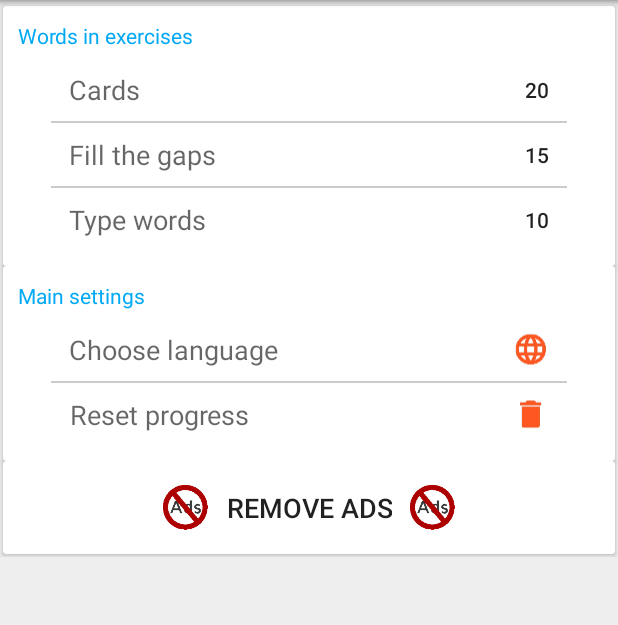
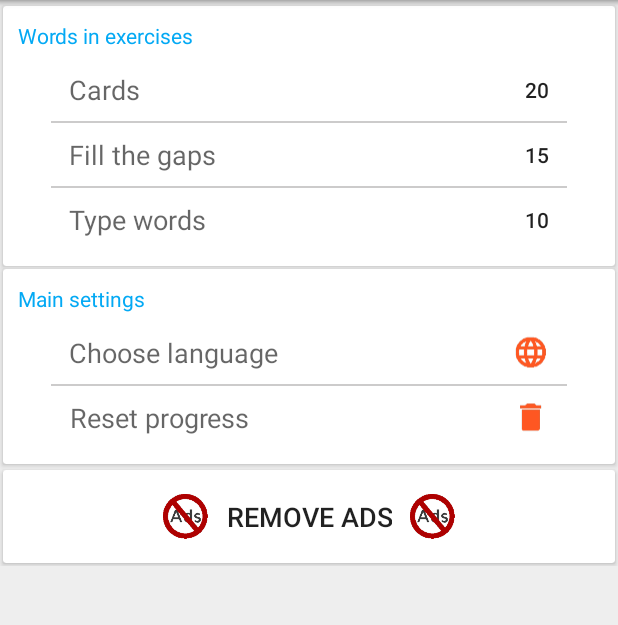
Before and after one commit to polis89/GermanVerbs, an Android app: the fragment SettingsFragment shown on its own in the app's theme, on a phone screen of 412 x 824 dp, the part 84-709 px from its top. Run offline under Robolectric (Android 15) with nearby library versions, the phone set to English and light mode, and no system bars.

Commit message:
Add v21 layouts

```diff
--- a/app/src/main/java/ru/polis/germanverbs_free/games/CardsGameActivity.java
+++ b/app/src/main/java/ru/polis/germanverbs_free/games/CardsGameActivity.java
@@ -336,7 +336,7 @@ public class CardsGameActivity extends AbstractGameActivity{
                 results[presentVerbNum].addProgress(TRUE_ANSWER_PROGRESS);
                 cardAnswerView.setCardBackgroundColor(getResources().getColor(R.color.colorTrueAnswer));
                 if(presentPart == 3){ //Перед переходом к следующему глаголу показывает правильное спряжение
-                    getTextForResultTextView(presentPart);
+                    verbFormsTextView.setText(getTextForResultTextView(presentPart));
                 }
                 Handler handler = new Handler();
                 handler.postDelayed(new Runnable() {
--- /dev/null
+++ b/app/src/main/res/layout-v21/fragment_settings.xml
@@ -0,0 +1,251 @@
+<?xml version="1.0" encoding="utf-8"?>
+<LinearLayout xmlns:android="http://schemas.android.com/apk/res/android"
+    android:layout_height="match_parent"
+    android:layout_width="match_parent"
+    android:orientation="vertical">
+    <ScrollView
+        android:layout_width="match_parent"
+        android:layout_height="0dp"
+        android:background="@color/background"
+        android:layout_weight="1">
+
+        <LinearLayout
+            android:layout_width="match_parent"
+            android:layout_height="wrap_content"
+            android:orientation="vertical">
+
+            <View
+                android:layout_width="match_parent"
+                android:layout_height="4dp"
+                android:background="@drawable/toolbar_shadow" />
+
+            <!--Words count-->
+            <android.support.v7.widget.CardView
+                android:layout_width="match_parent"
+                android:layout_height="wrap_content"
+                android:layout_marginEnd="2dp"
+                android:layout_marginRight="2dp"
+                android:layout_marginLeft="2dp"
+                android:layout_marginStart="2dp">
+
+                <LinearLayout
+                    android:layout_width="match_parent"
+                    android:layout_height="wrap_content"
+                    android:orientation="vertical"
+                    android:padding="@dimen/settings_card_view_padding">
+                    <TextView
+                        android:layout_width="wrap_content"
+                        android:layout_height="wrap_content"
+                        android:text="@string/words_in_exercise"
+                        android:textAppearance="?android:attr/textAppearanceSmall"
+                        android:textColor="@color/colorAccent"
+                        android:layout_marginBottom="5dp"/>
+                    <RelativeLayout
+                        android:id="@+id/settings_cards_relative_l"
+                        android:layout_width="match_parent"
+                        android:layout_height="@dimen/settings_item_height"
+                        android:layout_marginLeft="@dimen/settings_linear_lay_games_margin"
+                        android:layout_marginStart="@dimen/settings_linear_lay_games_margin"
+                        android:layout_marginRight="@dimen/settings_linear_lay_games_margin"
+                        android:layout_marginEnd="@dimen/settings_linear_lay_games_margin"
+                        android:clickable="true">
+                        <TextView
+                            android:layout_width="wrap_content"
+                            android:layout_height="match_parent"
+                            android:text="@string/cards"
+                            android:layout_alignParentStart="true"
+                            android:gravity="center"
+                            android:textAppearance="?android:attr/textAppearanceMedium"
+                            android:paddingStart="@dimen/settings_numbers_right_padding"/>
+                        <TextView
+                            android:id="@+id/settings_cards_number"
+                            android:layout_width="wrap_content"
+                            android:layout_height="match_parent"
+                            android:layout_alignParentEnd="true"
+                            android:gravity="center"
+                            android:textAppearance="?android:attr/textAppearanceButton"
+                            android:paddingEnd="@dimen/settings_numbers_right_padding"/>
+                    </RelativeLayout>
+                    <View
+                        android:layout_width="match_parent"
+                        android:layout_height="1dp"
+                        android:background="@color/colorDividerSlight"
+                        android:layout_marginLeft="@dimen/settings_linear_lay_games_margin"
+                        android:layout_marginStart="@dimen/settings_linear_lay_games_margin"
+                        android:layout_marginRight="@dimen/settings_linear_lay_games_margin"
+                        android:layout_marginEnd="@dimen/settings_linear_lay_games_margin"/>
+                    <RelativeLayout
+                        android:id="@+id/settings_fill_gaps_relative_l"
+                        android:layout_width="match_parent"
+                        android:layout_height="@dimen/settings_item_height"
+                        android:layout_marginLeft="@dimen/settings_linear_lay_games_margin"
+                        android:layout_marginStart="@dimen/settings_linear_lay_games_margin"
+                        android:layout_marginRight="@dimen/settings_linear_lay_games_margin"
+                        android:layout_marginEnd="@dimen/settings_linear_lay_games_margin">
+                        <TextView
+                            android:layout_width="wrap_content"
+                            android:layout_height="match_parent"
+                            android:text="@string/fill_the_gaps"
+                            android:layout_alignParentStart="true"
+                            android:gravity="center"
+                            android:textAppearance="?android:attr/textAppearanceMedium"
+                            android:paddingStart="@dimen/settings_numbers_right_padding"/>
+                        <TextView
+                            android:id="@+id/settings_fill_the_gaps_number"
+                            android:layout_width="wrap_content"
+                            android:layout_height="match_parent"
+                            android:layout_alignParentEnd="true"
+                            android:gravity="center"
+                            android:textAppearance="?android:attr/textAppearanceButton"
+                            android:paddingEnd="@dimen/settings_numbers_right_padding"/>
+                    </RelativeLayout>
+                    <View
+                        android:layout_width="match_parent"
+                        android:layout_height="1dp"
+                        android:background="@color/colorDividerSlight"
+                        android:layout_marginLeft="@dimen/settings_linear_lay_games_margin"
+                        android:layout_marginStart="@dimen/settings_linear_lay_games_margin"
+                        android:layout_marginRight="@dimen/settings_linear_lay_games_margin"
+                        android:layout_marginEnd="@dimen/settings_linear_lay_games_margin"/>
+                    <RelativeLayout
+                        android:id="@+id/settings_typo_relative_l"
+                        android:layout_width="match_parent"
+                        android:layout_height="@dimen/settings_item_height"
+                        android:layout_marginLeft="@dimen/settings_linear_lay_games_margin"
+                        android:layout_marginStart="@dimen/settings_linear_lay_games_margin"
+                        android:layout_marginRight="@dimen/settings_linear_lay_games_margin"
+                        android:layout_marginEnd="@dimen/settings_linear_lay_games_margin">
+                        <TextView
+                            android:layout_width="wrap_content"
+                            android:layout_height="match_parent"
+                            android:text="@string/type_words"
+                            android:layout_alignParentStart="true"
+                            android:gravity="center"
+                            android:textAppearance="?android:attr/textAppearanceMedium"
+                            android:paddingStart="@dimen/settings_numbers_right_padding"/>
+                        <TextView
+                            android:id="@+id/settings_type_words_number"
+                            android:layout_width="wrap_content"
+                            android:layout_height="match_parent"
+                            android:layout_alignParentEnd="true"
+                            android:gravity="center"
+                            android:textAppearance="?android:attr/textAppearanceButton"
+                            android:paddingEnd="@dimen/settings_numbers_right_padding"/>
+                    </RelativeLayout>
+                </LinearLayout>
+            </android.support.v7.widget.CardView>
+
+            <!--Main settings-->
+            <android.support.v7.widget.CardView
+                android:layout_width="match_parent"
+                android:layout_height="wrap_content"
+                android:layout_marginEnd="2dp"
+                android:layout_marginRight="2dp"
+                android:layout_marginLeft="2dp"
+                android:layout_marginStart="2dp"
+                android:layout_marginTop="2dp"
+                android:layout_marginBottom="2dp">
+
+                <LinearLayout
+                    android:layout_width="match_parent"
+                    android:layout_height="wrap_content"
+                    android:orientation="vertical"
+                    android:padding="@dimen/settings_card_view_padding">
+                    <TextView
+                        android:layout_width="wrap_content"
+                        android:layout_height="wrap_content"
+                        android:text="@string/main_settings"
+                        android:textAppearance="?android:attr/textAppearanceSmall"
+                        android:textColor="@color/colorAccent"
+                        android:layout_marginBottom="5dp"/>
+                    <RelativeLayout
+                        android:id="@+id/settings_language_relative_l"
+                        android:layout_width="match_parent"
+                        android:layout_height="@dimen/settings_item_height"
+                        android:layout_marginLeft="@dimen/settings_linear_lay_games_margin"
+                        android:layout_marginStart="@dimen/settings_linear_lay_games_margin"
+                        android:layout_marginRight="@dimen/settings_linear_lay_games_margin"
+                        android:layout_marginEnd="@dimen/settings_linear_lay_games_margin" >
+                        <TextView
+                            android:layout_width="wrap_content"
+                            android:layout_height="match_parent"
+                            android:text="@string/choose_language"
+                            android:layout_alignParentStart="true"
+                            android:gravity="center"
+                            android:textAppearance="?android:attr/textAppearanceMedium"
+                            android:paddingStart="@dimen/settings_numbers_right_padding"/>
+                        <ImageView
+                            android:layout_width="wrap_content"
+                            android:layout_height="match_parent"
+                            android:layout_alignParentEnd="true"
+                            android:gravity="center"
+                            android:paddingEnd="@dimen/settings_numbers_right_padding"
+                            android:src="@drawable/ic_language"
+                            android:contentDescription="@string/language_description"/>
+                    </RelativeLayout>
+                    <View
+                        android:layout_width="match_parent"
+                        android:layout_height="1dp"
+                        android:background="@color/colorDividerSlight"
+                        android:layout_marginLeft="@dimen/settings_linear_lay_games_margin"
+                        android:layout_marginStart="@dimen/settings_linear_lay_games_margin"
+                        android:layout_marginRight="@dimen/settings_linear_lay_games_margin"
+                        android:layout_marginEnd="@dimen/settings_linear_lay_games_margin"/>
+                    <RelativeLayout
+                        android:id="@+id/settings_reset_relative_l"
+                        android:layout_width="match_parent"
+                        android:layout_height="@dimen/settings_item_height"
+                        android:layout_marginLeft="@dimen/settings_linear_lay_games_margin"
+                        android:layout_marginStart="@dimen/settings_linear_lay_games_margin"
+                        android:layout_marginRight="@dimen/settings_linear_lay_games_margin"
+                        android:layout_marginEnd="@dimen/settings_linear_lay_games_margin" >
+                        <TextView
+                            android:layout_width="wrap_content"
+                            android:layout_height="match_parent"
+                            android:text="@string/reset"
+                            android:layout_alignParentStart="true"
+                            android:gravity="center"
+                            android:textAppearance="?android:attr/textAppearanceMedium"
+                            android:paddingStart="@dimen/settings_numbers_right_padding"/>
+                        <ImageView
+                            android:layout_width="wrap_content"
+                            android:layout_height="match_parent"
+                            android:layout_alignParentEnd="true"
+                            android:gravity="center"
+                            android:textAppearance="?android:attr/textAppearanceButton"
+                            android:src="@drawable/ic_delete"
+                            android:paddingEnd="@dimen/settings_numbers_right_padding"
+                            android:contentDescription="@string/reset_description"/>
+                    </RelativeLayout>
+                </LinearLayout>
+            </android.support.v7.widget.CardView>
+
+            <!--Remove Ad-->
+            <android.support.v7.widget.CardView
+                android:layout_width="match_parent"
+                android:layout_height="wrap_content"
+                android:layout_margin="2dp"
+                android:id="@+id/card_view_remove_ad">
+                <RelativeLayout
+                    android:layout_width="match_parent"
+                    android:layout_height="@dimen/settings_item_height"
+                    android:layout_margin="@dimen/settings_card_view_padding" >
+                    <TextView
+                        android:layout_width="wrap_content"
+                        android:layout_height="match_parent"
+                        android:text="@string/remove_ads"
+                        android:layout_centerInParent="true"
+                        android:gravity="center"
+                        android:textSize="18sp"
+                        android:textAppearance="?android:attr/textAppearanceButton"
+                        android:drawableEnd="@drawable/block_ads"
+                        android:drawableStart="@drawable/block_ads"
+                        android:drawablePadding="@dimen/drawable_remove_ad_padding"/>
+                </RelativeLayout>
+            </android.support.v7.widget.CardView>
+
+        </LinearLayout>
+
+    </ScrollView>
+
+</LinearLayout>
--- a/app/src/main/res/values/strings.xml
+++ b/app/src/main/res/values/strings.xml
@@ -35,7 +35,7 @@
     <string name="result_very_bad">Bad</string>
     <string name="result_awful">Awful</string>
 
-    <string name="not_enought_verb_message">not enoughMake more verbs active or reduce number of verbs to learn</string>
+    <string name="not_enought_verb_message">Not enough verbs. Make more verbs active or reduce number of verbs to learn</string>
     <string name="true_answer_cnt">Right answers: %d</string>
     <string name="false_answer_cnt">Mistakes: %d</string>
     <string name="result_percent">Accuracy: %d </string>
@@ -47,7 +47,7 @@
     <string name="type_word_hint">Type here</string>
     <string name="type_word_button_dsc">check answer</string>
 
-    <string name="hint_presens">Enter verb in presens</string>
+    <string name="hint_presens">Enter verb in präsens</string>
     <string name="hint_prateritum">Enter verb in präteritum</string>
     <string name="hint_perfect">Enter verb in perfect</string>
 
--- a/app/src/main/res/values/styles.xml
+++ b/app/src/main/res/values/styles.xml
@@ -6,11 +6,6 @@
         <item name="colorPrimary">@color/colorPrimary</item>
         <item name="colorPrimaryDark">@color/colorPrimaryDark</item>
         <item name="colorAccent">@color/colorAccent</item>
-        <item name="preferenceTheme">@style/WtfPreference</item>
-    </style>
-
-    <style name="WtfPreference" parent="@style/PreferenceThemeOverlay">
-        <item name="android:textSize">17sp</item>
     </style>
 
     <style name="AppTheme.NoActionBar">
--- a/build.gradle
+++ b/build.gradle
@@ -1,4 +1,4 @@
-// Top-level build file where you can add configuration options common to all sub-projects/modules.
+ // Top-level build file where you can add configuration options common to all sub-projects/modules.
 
 buildscript {
     repositories {
@@ -6,6 +6,7 @@ buildscript {
     }
     dependencies {
         classpath 'com.android.tools.build:gradle:2.2.0'
+        classpath 'com.google.gms:google-services:3.0.0'
 
         // NOTE: Do not place your application dependencies here; they belong
         // in the individual module build.gradle files
--- a/gradle.properties
+++ b/gradle.properties
@@ -16,3 +16,5 @@
 # This option should only be used with decoupled projects. More details, visit
 # http://www.gradle.org/docs/current/userguide/multi_project_builds.html#sec:decoupled_projects
 # org.gradle.parallel=true
+org.gradle.daemon=true
+org.gradle.parallel=true
```
Also changed, not shown: app/build.gradle (+9 -9 lines), app/src/main/res/layout-v21/cards_game_layout.xml (added, +161 -0 lines), app/src/main/res/layout-v21/true_false_layout.xml (added, +177 -0 lines), 2 other files.
